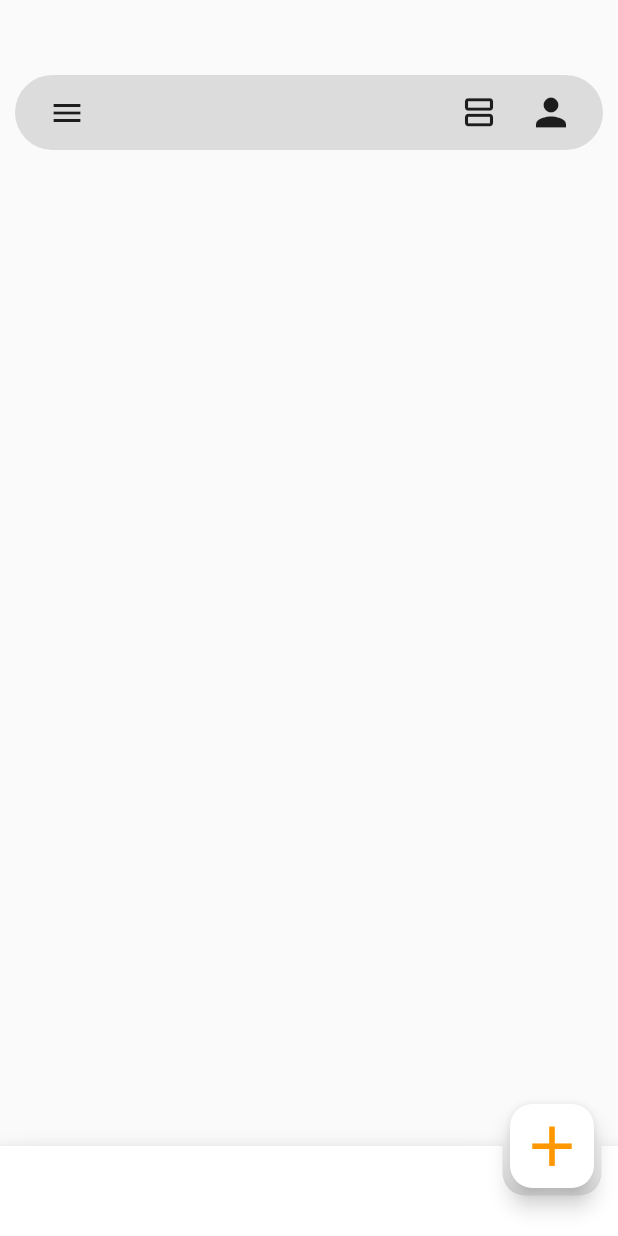
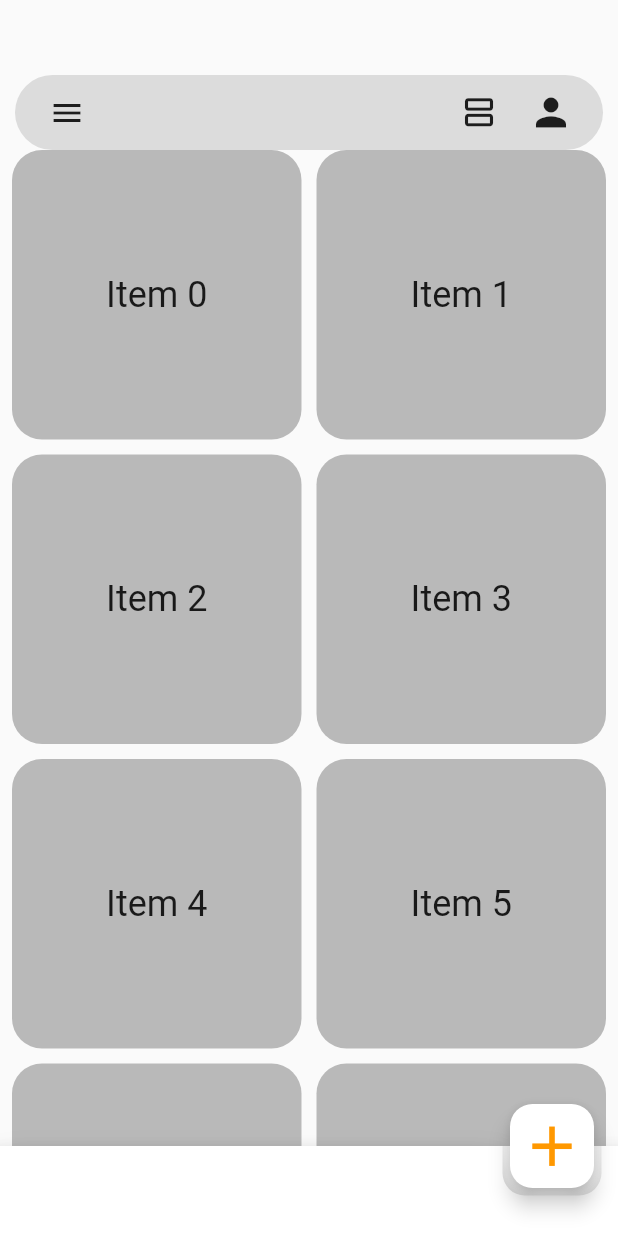
Before and after one commit to CaptenSepp/note_app_google_keep, a Flutter app: the screen it shows after launch, on a phone screen of 412 x 824 dp. Run offline on Flutter 3.47's test engine with Material 2 defaults, Android fonts, the phone set to English and light mode, and no system bars.

Commit message:
home page gridview started

```diff
--- a/lib/src/screens/home_page/home_page.dart
+++ b/lib/src/screens/home_page/home_page.dart
@@ -26,9 +26,37 @@ class _HomePage extends StatelessWidget {
       home: Scaffold(
           drawer: const Drawer(),
           body: Column(
-            children: const [
-              SizedBox(height: 50),
-              HomePageSearchBar(),
+            children: [
+              const SizedBox(height: 50),
+              const HomePageSearchBar(),
+              // SizedBox(height: MediaQuery.of(context),
+              Expanded(
+                child: Padding(
+                  padding: const EdgeInsets.symmetric(horizontal: 8.0),
+                  child: GridView.count(
+                    crossAxisCount: 2,
+                    mainAxisSpacing: 10,
+                    crossAxisSpacing: 10,
+                    children: List.generate(10, (index) {
+                      return Expanded(
+                        child: Container(
+                          decoration: const BoxDecoration(
+                              color: Colors.black26,
+                              borderRadius: BorderRadius.all(
+                                Radius.circular(20),
+                              )),
+                          child: Center(
+                            child: Text(
+                              'Item $index',
+                              style: Theme.of(context).textTheme.headline5,
+                            ),
+                          ),
+                        ),
+                      );
+                    }),
+                  ),
+                ),
+              ),
             ],
           ),
           bottomNavigationBar: const HomePageBottomAppBar(),
```
